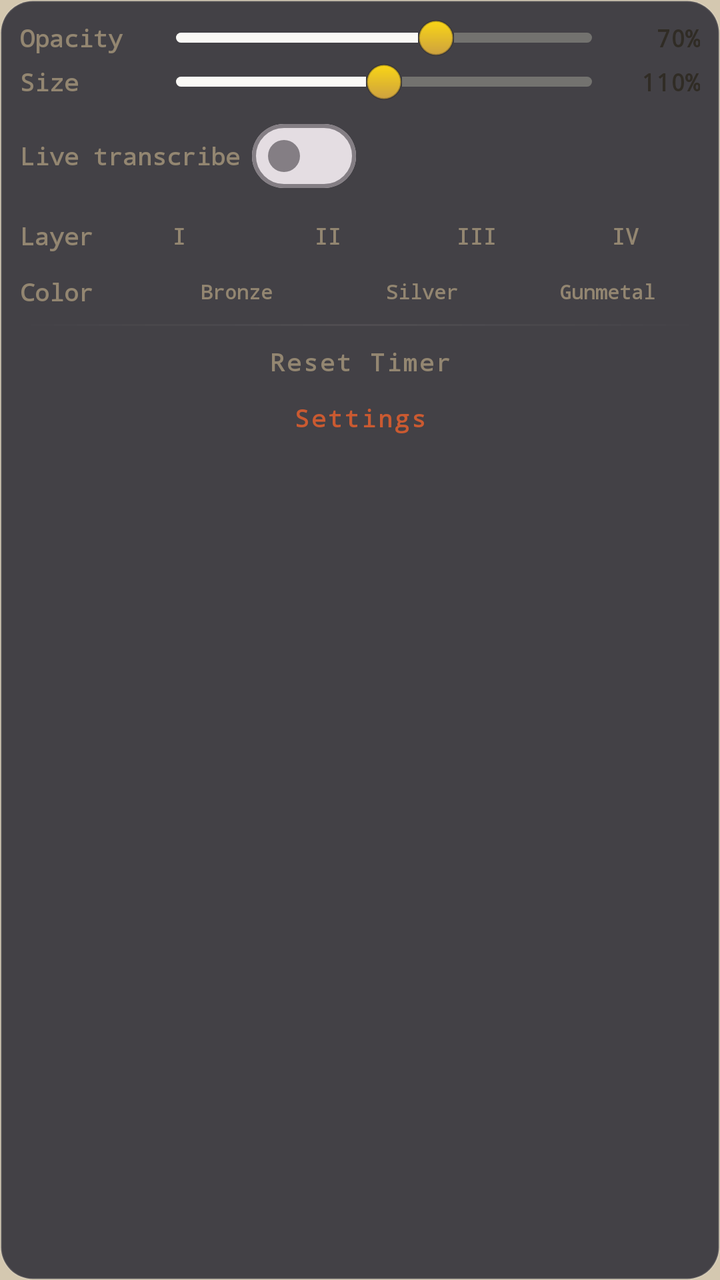
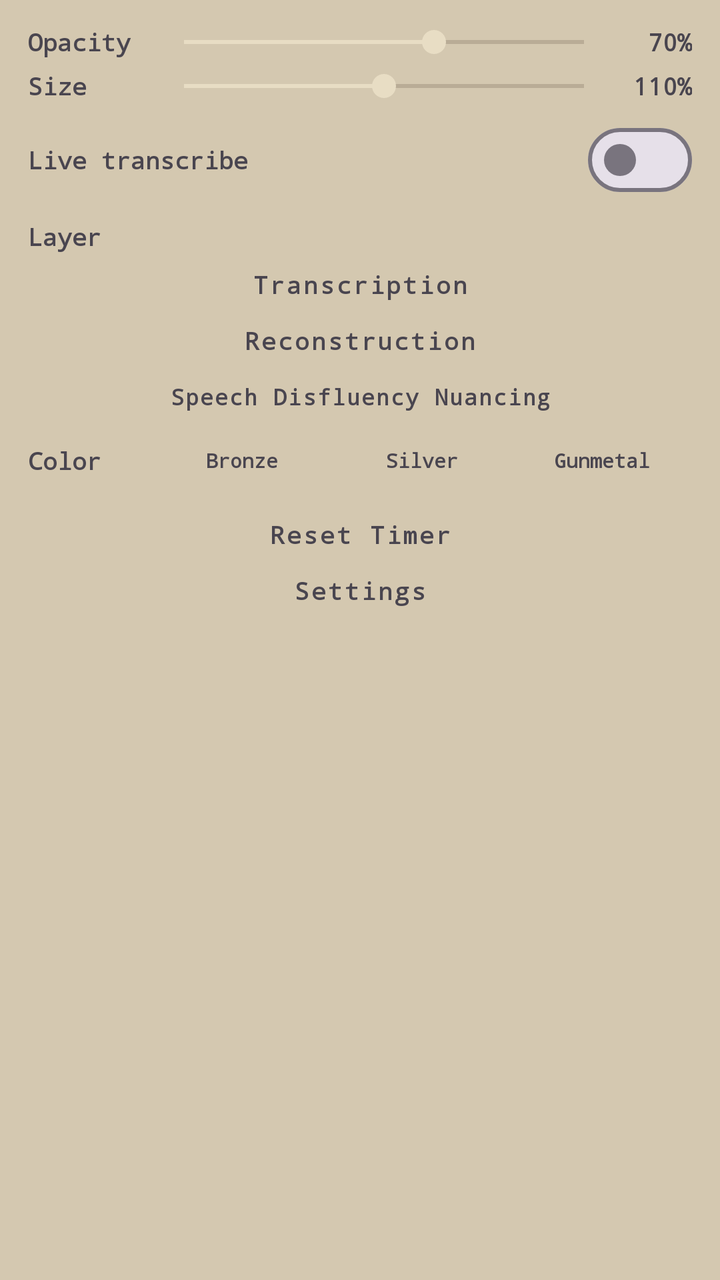

An Android layout rendered at two revisions. The XML below is the earlier revision; the diff shows what the commit changed to produce the second picture.
<!-- AndroidManifest.xml: application theme Theme.WhatIMeant -->
<!-- res/layout/bubble_menu.xml -->
<?xml version="1.0" encoding="utf-8"?>
<LinearLayout xmlns:android="http://schemas.android.com/apk/res/android"
    android:id="@+id/menuRoot"
    android:layout_width="220dp"
    android:layout_height="wrap_content"
    android:orientation="vertical"
    android:background="@drawable/menu_bg"
    android:elevation="12dp"
    android:padding="10dp"
    android:alpha="0.88"
    android:clipToOutline="true"
    android:outlineProvider="background">

    
    <LinearLayout
        android:layout_width="match_parent"
        android:layout_height="wrap_content"
        android:orientation="horizontal"
        android:gravity="center_vertical"
        android:layout_marginBottom="4dp">

        <TextView
            android:layout_width="wrap_content"
            android:layout_height="wrap_content"
            android:text="Opacity"
            android:textColor="@color/text_dim"
            android:textSize="12sp"
            android:fontFamily="monospace"
            android:textStyle="bold"
            android:layout_marginEnd="6dp"
            android:minWidth="56dp" />

        <SeekBar
            android:id="@+id/menuOpacitySeek"
            android:layout_width="0dp"
            android:layout_weight="1"
            android:layout_height="wrap_content"
            android:min="20"
            android:max="100"
            android:progress="70"
            android:thumb="@drawable/daf_seekbar_thumb"
            android:progressDrawable="@drawable/daf_seekbar_track" />

        <TextView
            android:id="@+id/menuOpacityValue"
            android:layout_width="wrap_content"
            android:layout_height="wrap_content"
            android:text="70%"
            android:textColor="@color/text_bright"
            android:textSize="12sp"
            android:fontFamily="monospace"
            android:textStyle="bold"
            android:layout_marginStart="4dp"
            android:minWidth="34dp"
            android:gravity="end" />
    </LinearLayout>

    
    <LinearLayout
        android:layout_width="match_parent"
        android:layout_height="wrap_content"
        android:orientation="horizontal"
        android:gravity="center_vertical"
        android:layout_marginBottom="4dp">

        <TextView
            android:layout_width="wrap_content"
            android:layout_height="wrap_content"
            android:text="Size"
            android:textColor="@color/text_dim"
            android:textSize="12sp"
            android:fontFamily="monospace"
            android:textStyle="bold"
            android:layout_marginEnd="6dp"
            android:minWidth="56dp" />

        <SeekBar
            android:id="@+id/menuSizeSeek"
            android:layout_width="0dp"
            android:layout_weight="1"
            android:layout_height="wrap_content"
            android:min="70"
            android:max="150"
            android:progress="110"
            android:thumb="@drawable/daf_seekbar_thumb"
            android:progressDrawable="@drawable/daf_seekbar_track" />

        <TextView
            android:id="@+id/menuSizeValue"
            android:layout_width="wrap_content"
            android:layout_height="wrap_content"
            android:text="110%"
            android:textColor="@color/text_bright"
            android:textSize="12sp"
            android:fontFamily="monospace"
            android:textStyle="bold"
            android:layout_marginStart="4dp"
            android:minWidth="34dp"
            android:gravity="end" />
    </LinearLayout>

    
    <LinearLayout
        android:layout_width="match_parent"
        android:layout_height="wrap_content"
        android:orientation="horizontal"
        android:gravity="center_vertical"
        android:layout_marginBottom="4dp">

        <TextView
            android:layout_width="wrap_content"
            android:layout_height="wrap_content"
            android:text="Live transcribe"
            android:textColor="@color/text_dim"
            android:textSize="12sp"
            android:fontFamily="monospace"
            android:textStyle="bold"
            android:layout_marginEnd="6dp" />

        <com.google.android.material.materialswitch.MaterialSwitch
            android:id="@+id/menuLiveToggle"
            android:layout_width="wrap_content"
            android:layout_height="wrap_content" />
    </LinearLayout>

    
    <LinearLayout
        android:layout_width="match_parent"
        android:layout_height="wrap_content"
        android:orientation="horizontal"
        android:gravity="center_vertical"
        android:layout_marginBottom="4dp">

        <TextView
            android:layout_width="wrap_content"
            android:layout_height="wrap_content"
            android:text="Layer"
            android:textColor="@color/text_dim"
            android:textSize="12sp"
            android:fontFamily="monospace"
            android:textStyle="bold"
            android:layout_marginEnd="6dp" />

        <TextView
            android:id="@+id/menuLayer1"
            android:layout_width="0dp"
            android:layout_weight="1"
            android:layout_height="24dp"
            android:text="I"
            android:textColor="@color/text_dim"
            android:textSize="11sp"
            android:fontFamily="monospace"
            android:textStyle="bold"
            android:gravity="center" />
        <TextView
            android:id="@+id/menuLayer2"
            android:layout_width="0dp"
            android:layout_weight="1"
            android:layout_height="24dp"
            android:text="II"
            android:textColor="@color/text_dim"
            android:textSize="11sp"
            android:fontFamily="monospace"
            android:textStyle="bold"
            android:gravity="center" />
        <TextView
            android:id="@+id/menuLayer3"
            android:layout_width="0dp"
            android:layout_weight="1"
            android:layout_height="24dp"
            android:text="III"
            android:textColor="@color/text_dim"
            android:textSize="11sp"
            android:fontFamily="monospace"
            android:textStyle="bold"
            android:gravity="center" />
        <TextView
            android:id="@+id/menuLayer4"
            android:layout_width="0dp"
            android:layout_weight="1"
            android:layout_height="24dp"
            android:text="IV"
            android:textColor="@color/text_dim"
            android:textSize="11sp"
            android:fontFamily="monospace"
            android:textStyle="bold"
            android:gravity="center" />
    </LinearLayout>

    
    <LinearLayout
        android:layout_width="match_parent"
        android:layout_height="wrap_content"
        android:orientation="horizontal"
        android:gravity="center_vertical"
        android:layout_marginBottom="4dp">

        <TextView
            android:layout_width="wrap_content"
            android:layout_height="wrap_content"
            android:text="Color"
            android:textColor="@color/text_dim"
            android:textSize="12sp"
            android:fontFamily="monospace"
            android:textStyle="bold"
            android:layout_marginEnd="6dp"
            android:minWidth="56dp" />

        <TextView
            android:id="@+id/menuThemeBronze"
            android:layout_width="0dp"
            android:layout_weight="1"
            android:layout_height="24dp"
            android:text="Bronze"
            android:textColor="@color/text_dim"
            android:textSize="10sp"
            android:fontFamily="monospace"
            android:textStyle="bold"
            android:gravity="center" />
        <TextView
            android:id="@+id/menuThemeAluminum"
            android:layout_width="0dp"
            android:layout_weight="1"
            android:layout_height="24dp"
            android:text="Silver"
            android:textColor="@color/text_dim"
            android:textSize="10sp"
            android:fontFamily="monospace"
            android:textStyle="bold"
            android:gravity="center" />
        <TextView
            android:id="@+id/menuThemeGunmetal"
            android:layout_width="0dp"
            android:layout_weight="1"
            android:layout_height="24dp"
            android:text="Gunmetal"
            android:textColor="@color/text_dim"
            android:textSize="10sp"
            android:fontFamily="monospace"
            android:textStyle="bold"
            android:gravity="center" />
    </LinearLayout>

    
    <View
        android:layout_width="match_parent"
        android:layout_height="1dp"
        android:background="@drawable/section_divider"
        android:layout_marginBottom="4dp" />

    
    <TextView
        android:id="@+id/menuResetTimer"
        android:layout_width="match_parent"
        android:layout_height="28dp"
        android:text="Reset Timer"
        android:textColor="@color/text_dim"
        android:textSize="12sp"
        android:fontFamily="monospace"
        android:textStyle="bold"
        android:letterSpacing="0.08"
        android:gravity="center" />

    
    <TextView
        android:id="@+id/menuOpenSettings"
        android:layout_width="match_parent"
        android:layout_height="28dp"
        android:text="Settings"
        android:textColor="@color/orange_label"
        android:textSize="12sp"
        android:fontFamily="monospace"
        android:textStyle="bold"
        android:letterSpacing="0.08"
        android:gravity="center" />

</LinearLayout>
<!-- resources referenced by this layout -->
<resources>
  <color name="orange_label">#FFC94A1F</color>
  <color name="text_bright">#FF1A1612</color>
  <color name="text_dim">#FF8A7D68</color>
  <!-- drawable daf_seekbar_thumb (drawable) -->
  <?xml version="1.0" encoding="utf-8"?>
  <shape xmlns:android="http://schemas.android.com/apk/res/android"
      android:shape="oval">
      <size android:width="18dp" android:height="18dp" />
      <gradient
          android:startColor="#FFFFD700"
          android:endColor="#FFCC9B30"
          android:angle="270"
          android:type="linear" />
      <stroke android:width="1dp" android:color="#44000000" />
  </shape>
  <!-- drawable daf_seekbar_track (drawable) -->
  <?xml version="1.0" encoding="utf-8"?>
  <layer-list xmlns:android="http://schemas.android.com/apk/res/android">
      
      <item android:id="@android:id/background" android:gravity="center_vertical">
          <shape android:shape="rectangle">
              <solid android:color="#FF666666" />
              <corners android:radius="3dp" />
              <size android:height="5dp" />
          </shape>
      </item>
      
      <item android:id="@android:id/progress" android:gravity="center_vertical">
          <clip>
              <shape android:shape="rectangle">
                  <solid android:color="#FFFFFFFF" />
                  <corners android:radius="3dp" />
                  <size android:height="5dp" />
              </shape>
          </clip>
      </item>
  </layer-list>
  <!-- drawable menu_bg (drawable) -->
  <?xml version="1.0" encoding="utf-8"?>
  <shape xmlns:android="http://schemas.android.com/apk/res/android"
      android:shape="rectangle">
      <solid android:color="#EE252530" />
      <corners android:radius="16dp" />
      <stroke android:width="1dp" android:color="#20FFFFFF" />
  </shape>
  <!-- drawable section_divider (drawable) -->
  <?xml version="1.0" encoding="utf-8"?>
  <shape xmlns:android="http://schemas.android.com/apk/res/android"
      android:shape="rectangle">
      <gradient
          android:startColor="#00000000"
          android:centerColor="#0FFFFFFF"
          android:endColor="#00000000"
          android:angle="0" />
      <size android:height="1dp" />
  </shape>
  <style name="Theme.WhatIMeant" parent="Theme.Material3.DayNight.NoActionBar">
          <item name="colorPrimary">@color/red_primary</item>
          <item name="colorOnPrimary">@color/text_white</item>
          <item name="colorPrimaryContainer">@color/bg_surface</item>
          <item name="colorOnPrimaryContainer">@color/text_primary</item>
          <item name="colorSecondary">@color/bg_surface</item>
          <item name="colorSurface">@color/bg_base</item>
          <item name="colorOnSurface">@color/text_primary</item>
          <item name="android:windowBackground">@color/bg_base</item>
          <item name="android:statusBarColor">@color/bg_surface</item>
          <item name="android:navigationBarColor">@color/bg_surface</item>
          <item name="android:colorBackground">@color/bg_base</item>
          <item name="android:textColorPrimary">@color/text_primary</item>
          <item name="android:textColorSecondary">@color/text_secondary</item>
          <item name="colorSurfaceVariant">@color/bg_elevated</item>
      </style>
  <color name="red_primary">#FFB91C1C</color>
  <color name="text_white">#FF1A1612</color>
  <color name="bg_surface">#FFE8DDC4</color>
  <color name="text_primary">#FF2A2420</color>
  <color name="bg_base">#FFD4C8B0</color>
  <color name="text_secondary">#FF6B5D4A</color>
  <color name="bg_elevated">#FFF0E8D8</color>
</resources>

<!-- the commit's change to res/layout/bubble_menu.xml (unified diff, before → after) -->
@@ -1,15 +1,14 @@
 <?xml version="1.0" encoding="utf-8"?>
 <LinearLayout xmlns:android="http://schemas.android.com/apk/res/android"
     android:id="@+id/menuRoot"
-    android:layout_width="220dp"
+    android:layout_width="240dp"
     android:layout_height="wrap_content"
     android:orientation="vertical"
-    android:background="@drawable/menu_bg"
-    android:elevation="12dp"
-    android:padding="10dp"
-    android:alpha="0.88"
-    android:clipToOutline="true"
-    android:outlineProvider="background">
+    android:elevation="14dp"
+    android:paddingStart="14dp"
+    android:paddingEnd="14dp"
+    android:paddingTop="12dp"
+    android:paddingBottom="22dp">
 
     
     <LinearLayout
@@ -20,10 +19,10 @@
         android:layout_marginBottom="4dp">
 
         <TextView
+            android:id="@+id/menuOpacityLabel"
             android:layout_width="wrap_content"
             android:layout_height="wrap_content"
             android:text="Opacity"
-            android:textColor="@color/text_dim"
             android:textSize="12sp"
             android:fontFamily="monospace"
             android:textStyle="bold"
@@ -37,16 +36,13 @@
             android:layout_height="wrap_content"
             android:min="20"
             android:max="100"
-            android:progress="70"
-            android:thumb="@drawable/daf_seekbar_thumb"
-            android:progressDrawable="@drawable/daf_seekbar_track" />
+            android:progress="70" />
 
         <TextView
             android:id="@+id/menuOpacityValue"
             android:layout_width="wrap_content"
             android:layout_height="wrap_content"
             android:text="70%"
-            android:textColor="@color/text_bright"
             android:textSize="12sp"
             android:fontFamily="monospace"
             android:textStyle="bold"
@@ -64,10 +60,10 @@
         android:layout_marginBottom="4dp">
 
         <TextView
+            android:id="@+id/menuSizeLabel"
             android:layout_width="wrap_content"
             android:layout_height="wrap_content"
             android:text="Size"
-            android:textColor="@color/text_dim"
             android:textSize="12sp"
             android:fontFamily="monospace"
             android:textStyle="bold"
@@ -81,16 +77,13 @@
             android:layout_height="wrap_content"
             android:min="70"
             android:max="150"
-            android:progress="110"
-            android:thumb="@drawable/daf_seekbar_thumb"
-            android:progressDrawable="@drawable/daf_seekbar_track" />
+            android:progress="110" />
 
         <TextView
             android:id="@+id/menuSizeValue"
             android:layout_width="wrap_content"
             android:layout_height="wrap_content"
             android:text="110%"
-            android:textColor="@color/text_bright"
             android:textSize="12sp"
             android:fontFamily="monospace"
             android:textStyle="bold"
@@ -105,17 +98,17 @@
         android:layout_height="wrap_content"
         android:orientation="horizontal"
         android:gravity="center_vertical"
-        android:layout_marginBottom="4dp">
-
-        <TextView
-            android:layout_width="wrap_content"
+        android:layout_marginBottom="6dp">
+
+        <TextView
+            android:id="@+id/menuLiveLabel"
+            android:layout_width="0dp"
+            android:layout_weight="1"
             android:layout_height="wrap_content"
             android:text="Live transcribe"
-            android:textColor="@color/text_dim"
-            android:textSize="12sp"
-            android:fontFamily="monospace"
-            android:textStyle="bold"
-            android:layout_marginEnd="6dp" />
+            android:textSize="12sp"
+            android:fontFamily="monospace"
+            android:textStyle="bold" />
 
         <com.google.android.material.materialswitch.MaterialSwitch
             android:id="@+id/menuLiveToggle"
@@ -124,82 +117,63 @@
     </LinearLayout>
 
     
-    <LinearLayout
-        android:layout_width="match_parent"
-        android:layout_height="wrap_content"
-        android:orientation="horizontal"
-        android:gravity="center_vertical"
-        android:layout_marginBottom="4dp">
-
-        <TextView
-            android:layout_width="wrap_content"
-            android:layout_height="wrap_content"
-            android:text="Layer"
-            android:textColor="@color/text_dim"
-            android:textSize="12sp"
-            android:fontFamily="monospace"
-            android:textStyle="bold"
-            android:layout_marginEnd="6dp" />
-
-        <TextView
-            android:id="@+id/menuLayer1"
-            android:layout_width="0dp"
-            android:layout_weight="1"
-            android:layout_height="24dp"
-            android:text="I"
-            android:textColor="@color/text_dim"
-            android:textSize="11sp"
-            android:fontFamily="monospace"
-            android:textStyle="bold"
-            android:gravity="center" />
-        <TextView
-            android:id="@+id/menuLayer2"
-            android:layout_width="0dp"
-            android:layout_weight="1"
-            android:layout_height="24dp"
-            android:text="II"
-            android:textColor="@color/text_dim"
-            android:textSize="11sp"
-            android:fontFamily="monospace"
-            android:textStyle="bold"
-            android:gravity="center" />
-        <TextView
-            android:id="@+id/menuLayer3"
-            android:layout_width="0dp"
-            android:layout_weight="1"
-            android:layout_height="24dp"
-            android:text="III"
-            android:textColor="@color/text_dim"
-            android:textSize="11sp"
-            android:fontFamily="monospace"
-            android:textStyle="bold"
-            android:gravity="center" />
-        <TextView
-            android:id="@+id/menuLayer4"
-            android:layout_width="0dp"
-            android:layout_weight="1"
-            android:layout_height="24dp"
-            android:text="IV"
-            android:textColor="@color/text_dim"
-            android:textSize="11sp"
-            android:fontFamily="monospace"
-            android:textStyle="bold"
-            android:gravity="center" />
-    </LinearLayout>
-
-    
-    <LinearLayout
-        android:layout_width="match_parent"
-        android:layout_height="wrap_content"
-        android:orientation="horizontal"
-        android:gravity="center_vertical"
-        android:layout_marginBottom="4dp">
-
-        <TextView
+    <TextView
+        android:id="@+id/menuLayerLabel"
+        android:layout_width="match_parent"
+        android:layout_height="wrap_content"
+        android:text="Layer"
+        android:textSize="12sp"
+        android:fontFamily="monospace"
+        android:textStyle="bold"
+        android:layout_marginBottom="2dp" />
+
+    <TextView
+        android:id="@+id/menuLayer1"
+        android:layout_width="match_parent"
+        android:layout_height="28dp"
+        android:text="Transcription"
+        android:textSize="12sp"
+        android:fontFamily="monospace"
+        android:textStyle="bold"
+        android:letterSpacing="0.08"
+        android:gravity="center" />
+
+    <TextView
+        android:id="@+id/menuLayer2"
+        android:layout_width="match_parent"
+        android:layout_height="28dp"
+        android:text="Reconstruction"
+        android:textSize="12sp"
+        android:fontFamily="monospace"
+        android:textStyle="bold"
+        android:letterSpacing="0.08"
+        android:gravity="center" />
+
+    <TextView
+        android:id="@+id/menuLayer4"
+        android:layout_width="match_parent"
+        android:layout_height="28dp"
+        android:text="Speech Disfluency Nuancing"
+        android:textSize="11sp"
+        android:fontFamily="monospace"
+        android:textStyle="bold"
+        android:letterSpacing="0.06"
+        android:gravity="center"
+        android:layout_marginBottom="6dp" />
+
+    
+    <LinearLayout
+        android:layout_width="match_parent"
+        android:layout_height="wrap_content"
+        android:orientation="horizontal"
+        android:gravity="center_vertical"
+        android:layout_marginBottom="6dp">
+
+        <TextView
+            android:id="@+id/menuColorLabel"
             android:layout_width="wrap_content"
             android:layout_height="wrap_content"
             android:text="Color"
-            android:textColor="@color/text_dim"
             android:textSize="12sp"
             android:fontFamily="monospace"
             android:textStyle="bold"
@@ -212,7 +186,6 @@
             android:layout_weight="1"
             android:layout_height="24dp"
             android:text="Bronze"
-            android:textColor="@color/text_dim"
             android:textSize="10sp"
             android:fontFamily="monospace"
             android:textStyle="bold"
@@ -223,7 +196,6 @@
             android:layout_weight="1"
             android:layout_height="24dp"
             android:text="Silver"
-            android:textColor="@color/text_dim"
             android:textSize="10sp"
             android:fontFamily="monospace"
             android:textStyle="bold"
@@ -234,7 +206,6 @@
             android:layout_weight="1"
             android:layout_height="24dp"
             android:text="Gunmetal"
-            android:textColor="@color/text_dim"
             android:textSize="10sp"
             android:fontFamily="monospace"
             android:textStyle="bold"
@@ -243,9 +214,9 @@
 
     
     <View
+        android:id="@+id/menuDivider"
         android:layout_width="match_parent"
         android:layout_height="1dp"
-        android:background="@drawable/section_divider"
         android:layout_marginBottom="4dp" />
 
     
@@ -254,7 +225,6 @@
         android:layout_width="match_parent"
         android:layout_height="28dp"
         android:text="Reset Timer"
-        android:textColor="@color/text_dim"
         android:textSize="12sp"
         android:fontFamily="monospace"
         android:textStyle="bold"
@@ -267,7 +237,6 @@
         android:layout_width="match_parent"
         android:layout_height="28dp"
         android:text="Settings"
-        android:textColor="@color/orange_label"
         android:textSize="12sp"
         android:fontFamily="monospace"
         android:textStyle="bold"
<!-- resource entries referenced after the edit -->
@@ -1,61 +1,5 @@
 <!-- resources referenced by this layout -->
 <resources>
-  <color name="orange_label">#FFC94A1F</color>
-  <color name="text_bright">#FF1A1612</color>
-  <color name="text_dim">#FF8A7D68</color>
-  <!-- drawable daf_seekbar_thumb (drawable) -->
-  <?xml version="1.0" encoding="utf-8"?>
-  <shape xmlns:android="http://schemas.android.com/apk/res/android"
-      android:shape="oval">
-      <size android:width="18dp" android:height="18dp" />
-      <gradient
-          android:startColor="#FFFFD700"
-          android:endColor="#FFCC9B30"
-          android:angle="270"
-          android:type="linear" />
-      <stroke android:width="1dp" android:color="#44000000" />
-  </shape>
-  <!-- drawable daf_seekbar_track (drawable) -->
-  <?xml version="1.0" encoding="utf-8"?>
-  <layer-list xmlns:android="http://schemas.android.com/apk/res/android">
-      
-      <item android:id="@android:id/background" android:gravity="center_vertical">
-          <shape android:shape="rectangle">
-              <solid android:color="#FF666666" />
-              <corners android:radius="3dp" />
-              <size android:height="5dp" />
-          </shape>
-      </item>
-      
-      <item android:id="@android:id/progress" android:gravity="center_vertical">
-          <clip>
-              <shape android:shape="rectangle">
-                  <solid android:color="#FFFFFFFF" />
-                  <corners android:radius="3dp" />
-                  <size android:height="5dp" />
-              </shape>
-          </clip>
-      </item>
-  </layer-list>
-  <!-- drawable menu_bg (drawable) -->
-  <?xml version="1.0" encoding="utf-8"?>
-  <shape xmlns:android="http://schemas.android.com/apk/res/android"
-      android:shape="rectangle">
-      <solid android:color="#EE252530" />
-      <corners android:radius="16dp" />
-      <stroke android:width="1dp" android:color="#20FFFFFF" />
-  </shape>
-  <!-- drawable section_divider (drawable) -->
-  <?xml version="1.0" encoding="utf-8"?>
-  <shape xmlns:android="http://schemas.android.com/apk/res/android"
-      android:shape="rectangle">
-      <gradient
-          android:startColor="#00000000"
-          android:centerColor="#0FFFFFFF"
-          android:endColor="#00000000"
-          android:angle="0" />
-      <size android:height="1dp" />
-  </shape>
   <style name="Theme.WhatIMeant" parent="Theme.Material3.DayNight.NoActionBar">
           <item name="colorPrimary">@color/red_primary</item>
           <item name="colorOnPrimary">@color/text_white</item>
